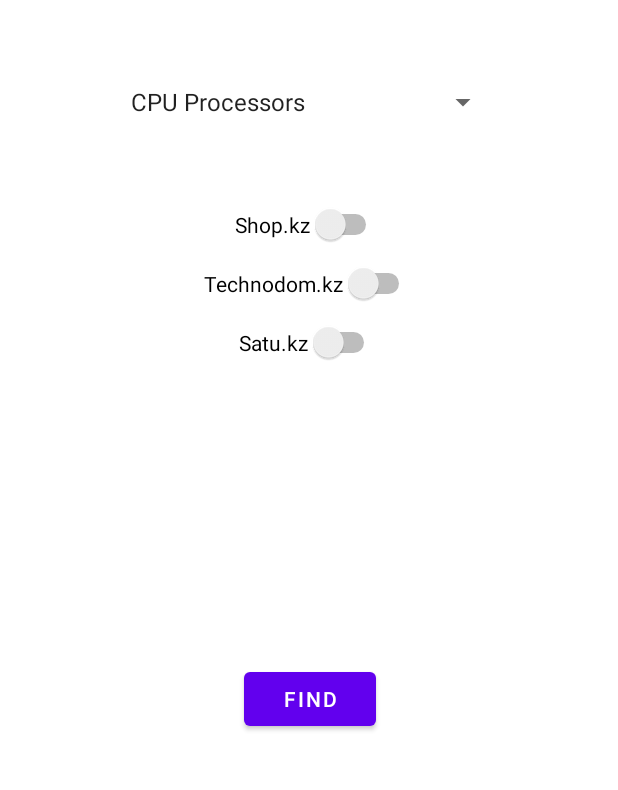
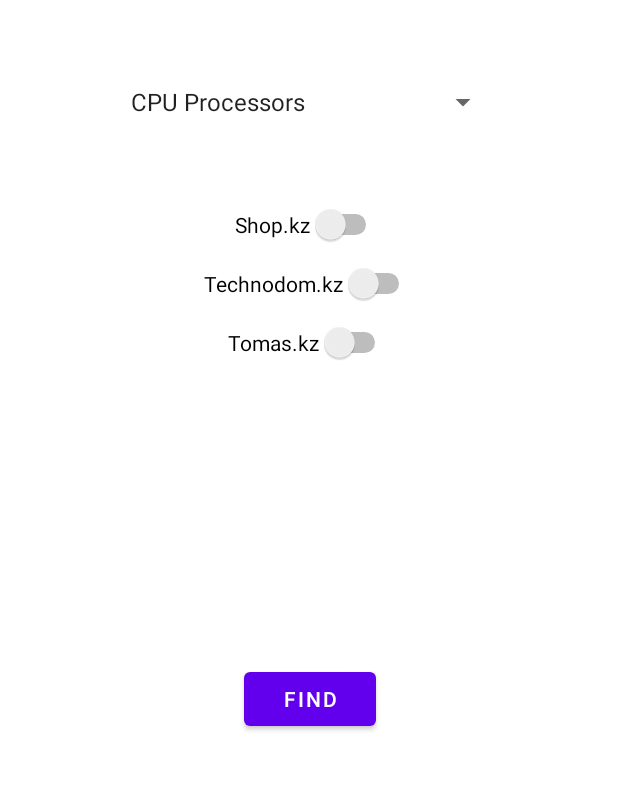
Before and after one commit to selfAlex/Android-parser, an Android app: the screen it shows after launch (MainActivity), after a tap on "FIND", on a phone screen of 412 x 824 dp, the part 285-1075 px from its top. Run offline under Robolectric (Android 15) with nearby library versions, the light colour scheme and no system bars.

Commit message:
Using Tomas shop

```diff
--- a/app/src/main/java/my/parser/MainActivity.kt
+++ b/app/src/main/java/my/parser/MainActivity.kt
@@ -36,8 +36,8 @@
         val switchTechnodom: Switch = findViewById(R.id.switchTechnodom)
         val useTechnodom = switchTechnodom.isChecked
 
-        val switchSatu : Switch = findViewById(R.id.switchSatu)
-        val useSatu = switchSatu.isChecked
+        val switchTomas : Switch = findViewById(R.id.switchTomas)
+        val useTomas = switchTomas.isChecked
 
         val elements = ArrayList<String?>()
 
@@ -46,7 +46,7 @@
         jsonBody.put("hardware", hardware)
         jsonBody.put("use_shop", useShop)
         jsonBody.put("use_forcecom", useTechnodom)
-        jsonBody.put("use_satu", useSatu)
+        jsonBody.put("use_tomas", useTomas)
 
         val mediaType = "application/json; charset=utf-8".toMediaType()
 
@@ -79,7 +79,7 @@
 
                 println("JSON Успешно обработан")
 
-                val shopData = jsonHandler.shop
+                val shopData = jsonHandler.forcecom
 
                 if (shopData != null) {
                     for (product in shopData) {
@@ -98,13 +98,13 @@
     }
 
 
-class JsonHandler(shop: List<Map<String, String?>>, forcecom: List<Map<String, String?>>, satu: List<Map<String, String?>>) {
+class JsonHandler(shop: List<Map<String, String?>>, forcecom: List<Map<String, String?>>, tomas: List<Map<String, String?>>) {
     var shop: List<Map<String, String?>>? = shop
     var forcecom: List<Map<String, String?>>? = forcecom
-    var satu: List<Map<String, String?>>? = satu
+    var tomas: List<Map<String, String?>>? = tomas
 
     override fun toString(): String {
-        return "Shop: ${this.shop}, 'Forcecom: ${this.forcecom}, Satu: ${this.satu}"
+        return "Shop: ${this.shop}, 'Forcecom: ${this.forcecom}, Tomas: ${this.tomas}"
     }
 
 }
--- a/app/src/main/res/layout/activity_main.xml
+++ b/app/src/main/res/layout/activity_main.xml
@@ -50,11 +50,11 @@
         app:layout_constraintTop_toBottomOf="@+id/switchShop" />
 
     <Switch
-        android:id="@+id/switchSatu"
+        android:id="@+id/switchTomas"
         android:layout_width="wrap_content"
         android:layout_height="wrap_content"
         android:layout_marginTop="12dp"
-        android:text="@string/satu_kz"
+        android:text="@string/tomas_kz"
         app:layout_constraintEnd_toEndOf="parent"
         app:layout_constraintStart_toStartOf="parent"
         app:layout_constraintTop_toBottomOf="@+id/switchTechnodom" />
--- a/app/src/main/res/layout/activity_result_elements.xml
+++ b/app/src/main/res/layout/activity_result_elements.xml
@@ -7,9 +7,8 @@
         android:id="@+id/text_view_1"
         android:layout_width="wrap_content"
         android:layout_height="wrap_content"
-        android:text="Line 1"
         android:textColor="@android:color/white"
-        android:textSize="18sp"
+        android:textSize="9sp"
         android:textStyle="bold" />
 
 </LinearLayout>
--- a/app/src/main/res/values/strings.xml
+++ b/app/src/main/res/values/strings.xml
@@ -3,7 +3,7 @@
     <string name="computer_hardware_parser">Computer hardware parser</string>
     <string name="shop_kz">Shop.kz</string>
     <string name="technodom_kz">Technodom.kz</string>
-    <string name="satu_kz">Satu.kz</string>
+    <string name="tomas_kz">Tomas.kz</string>
     <string name="find">Find</string>
 
     <string-array name="hardware">
```
